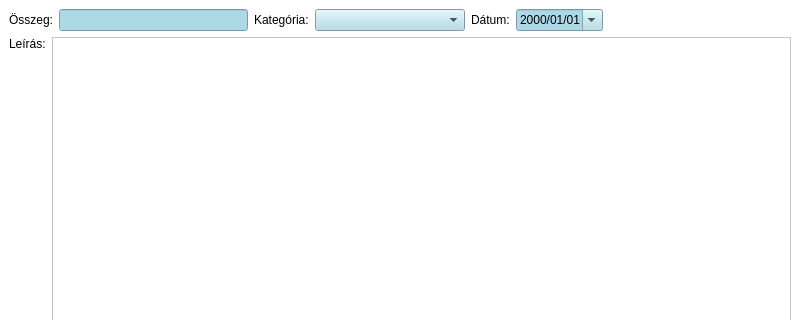
Above: FamilyFinancies/activityshoppingitem.ui from DannyFreecs/FamilyBudgetSimple before the change; both pictures show x 0 to 800 and y 0 to 320 of the 800 by 600 pixel window. Below: the same form after it.
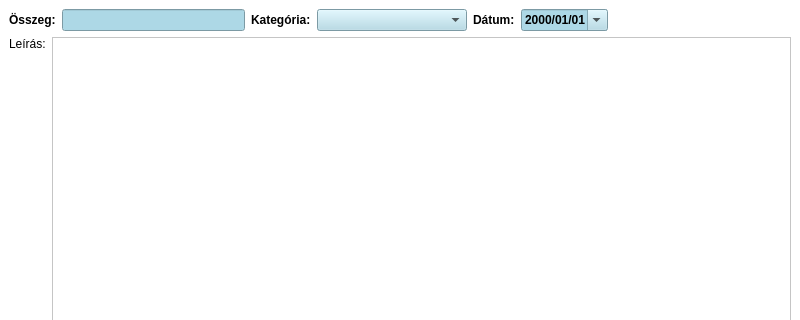
That is the form after the change.

What changed in the file:
```diff
--- a/FamilyFinancies/activityshoppingitem.ui
+++ b/FamilyFinancies/activityshoppingitem.ui
@@ -22,6 +22,11 @@
      <layout class="QHBoxLayout" name="horizontalLayout">
       <item>
        <widget class="QLabel" name="labelCost">
+        <property name="font">
+         <font>
+          <bold>true</bold>
+         </font>
+        </property>
         <property name="text">
          <string>Összeg:</string>
         </property>
@@ -29,6 +34,11 @@
       </item>
       <item>
        <widget class="QLineEdit" name="lineEditCost">
+        <property name="font">
+         <font>
+          <bold>true</bold>
+         </font>
+        </property>
         <property name="styleSheet">
          <string notr="true">background-color: rgb(173, 216, 230);</string>
         </property>
@@ -39,6 +49,11 @@
       </item>
       <item>
        <widget class="QLabel" name="labelCategory">
+        <property name="font">
+         <font>
+          <bold>true</bold>
+         </font>
+        </property>
         <property name="text">
          <string>Kategória:</string>
         </property>
@@ -52,6 +67,11 @@
           <height>0</height>
          </size>
         </property>
+        <property name="font">
+         <font>
+          <bold>true</bold>
+         </font>
+        </property>
         <property name="styleSheet">
          <string notr="true">background-color: rgb(173, 216, 230);</string>
         </property>
@@ -59,6 +79,11 @@
       </item>
       <item>
        <widget class="QLabel" name="labelDate">
+        <property name="font">
+         <font>
+          <bold>true</bold>
+         </font>
+        </property>
         <property name="text">
          <string>Dátum:</string>
         </property>
@@ -66,6 +91,11 @@
       </item>
       <item>
        <widget class="QDateEdit" name="dateEdit">
+        <property name="font">
+         <font>
+          <bold>true</bold>
+         </font>
+        </property>
         <property name="styleSheet">
          <string notr="true">background-color: rgb(173, 216, 230);</string>
         </property>
```
Left out of the diff: 3 changed lines with no effect on the pictures.
